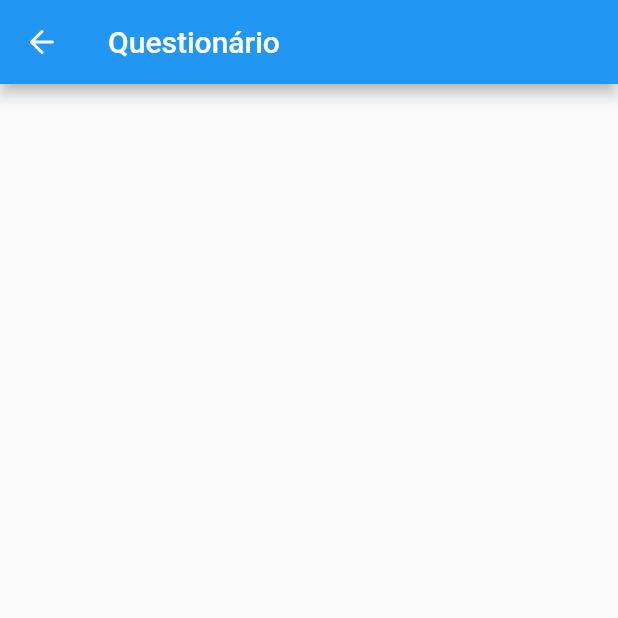
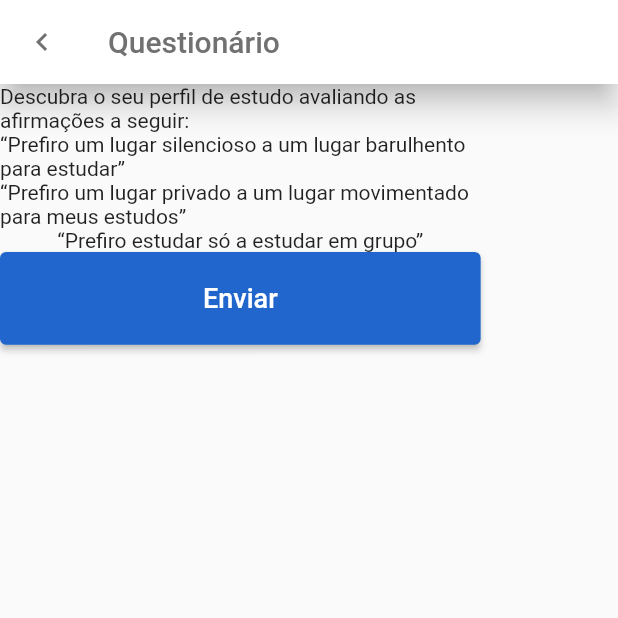
Before and after one commit to josepmg/estuduff, a Flutter app: the ProfileForm screen opened directly, on a phone screen of 412 x 824 dp, the top half of it. Run offline on Flutter 3.47's test engine with Material 2 defaults, Android fonts, the phone set to English and light mode, and no system bars; our stand-ins replace bloc, dartz, data_connection_checker, dio, equatable, feather_icons_flutter and 4 more; accounts and stored records are empty; statements that could not run were skipped.

Commit message:
starting to style ProfileForm page

```diff
--- a/lib/core/resource/colors_estuduff.dart
+++ b/lib/core/resource/colors_estuduff.dart
@@ -1,11 +1,11 @@
 import 'package:flutter/cupertino.dart';
 
 class ColorsEstudUff {
-  static const Color PrimaryBlue = Color(0xff2166CC);
-  static const Color PrimaryGreen = Color(0xffCDFF29);
-  static const Color PrimaryRed = Color(0xffFF2B0F);
-  static const Color Disabled = Color(0xff787777);
-  static const Color InputBorder = Color(0xffDBDBDB);
-  static const Color InputPlaceHolder = Color(0xff717171);
-  static const Color PageTitles = Color(0xff343333);
+  static const Color primaryBlue = Color(0xff2166CC);
+  static const Color primaryGreen = Color(0xffCDFF29);
+  static const Color primaryRed = Color(0xffFF2B0F);
+  static const Color disabled = Color(0xff787777);
+  static const Color inputBorder = Color(0xffDBDBDB);
+  static const Color inputPlaceHolder = Color(0xff717171);
+  static const Color pageTitles = Color(0xff343333);
 }
--- a/lib/core/resource/strings_estuduff.dart
+++ b/lib/core/resource/strings_estuduff.dart
@@ -32,9 +32,10 @@ class StringsEstudUff {
   static const profile_form_title = "Questionário";
   static const profile_form_instruction =
       "Descubra o seu perfil de estudo avaliando as afirmações a seguir:";
-  static const question_one =
+  static const profile_form_question_one =
       "“Prefiro um lugar silencioso a um lugar barulhento para estudar”";
-  static const question_two =
+  static const profile_form_question_two =
       "“Prefiro um lugar privado a um lugar movimentado para meus estudos”";
-  static const question_three = "“Prefiro estudar só a estudar em grupo”";
+  static const profile_form_question_three =
+      "“Prefiro estudar só a estudar em grupo”";
 }
--- a/lib/core/ui/button_estuduff.dart
+++ b/lib/core/ui/button_estuduff.dart
@@ -26,7 +26,7 @@ class _ButtonEstudUffState extends State<ButtonEstudUff> {
         shape: RoundedRectangleBorder(
           borderRadius: BorderRadius.circular(4.0),
         ),
-        color: ColorsEstudUff.PrimaryBlue,
+        color: ColorsEstudUff.primaryBlue,
         onPressed: widget.onPressed,
         child: Text(
           widget.text,
--- a/lib/core/ui/input_estuduff.dart
+++ b/lib/core/ui/input_estuduff.dart
@@ -56,11 +56,11 @@ class _InputEstudUffState extends State<InputEstudUff> {
         obscureText: (widget.isPassword != null) ? widget.isPassword : false,
         textAlign: TextAlign.start,
         style: TextStyle(
-          color: ColorsEstudUff.InputPlaceHolder,
+          color: ColorsEstudUff.inputPlaceHolder,
           fontFamily: FontsEstudUff.open_sans,
           fontSize: Dimensions.getTextSize(14, context),
         ),
-        cursorColor: ColorsEstudUff.PrimaryBlue,
+        cursorColor: ColorsEstudUff.primaryBlue,
         decoration: InputDecoration(
           hintText: widget.hintMessage,
           errorText: widget.errorMessage,
--- a/lib/features/auth/presentation/widgets/LoginForm.dart
+++ b/lib/features/auth/presentation/widgets/LoginForm.dart
@@ -24,7 +24,7 @@ class _LoginFormState extends State<LoginForm> {
               placeHolder: StringsEstudUff.insert_mail_placeholder,
               suffixIcon: Icon(
                 FeatherIcons.mail,
-                color: ColorsEstudUff.InputPlaceHolder,
+                color: ColorsEstudUff.inputPlaceHolder,
                 size: Dimensions.getTextSize(18, context),
                 semanticLabel: StringsEstudUff.mail_icon_semantic_label,
               ),
@@ -34,7 +34,7 @@ class _LoginFormState extends State<LoginForm> {
               isPassword: true,
               suffixIcon: Icon(
                 FeatherIcons.lock,
-                color: ColorsEstudUff.InputPlaceHolder,
+                color: ColorsEstudUff.inputPlaceHolder,
                 size: Dimensions.getTextSize(18, context),
                 semanticLabel: StringsEstudUff.lock_icon_semantic_label,
               ),
@@ -49,7 +49,7 @@ class _LoginFormState extends State<LoginForm> {
                 shape: RoundedRectangleBorder(
                   borderRadius: BorderRadius.circular(4.0),
                 ),
-                color: ColorsEstudUff.PrimaryBlue,
+                color: ColorsEstudUff.primaryBlue,
                 onPressed: () {
                   // TO-DO: implementar chamada de evento para logar o usuário
                 },
--- a/lib/features/auth/presentation/widgets/LoginTabBar.dart
+++ b/lib/features/auth/presentation/widgets/LoginTabBar.dart
@@ -30,10 +30,10 @@ class _LoginTabBarWidgetState extends State<LoginTabBarWidget> {
                 labelColor: Colors.black,
                 labelPadding: Dimensions.getEdgeInsetsAll(context, 0),
                 indicatorSize: TabBarIndicatorSize.label,
-                unselectedLabelColor: ColorsEstudUff.Disabled,
+                unselectedLabelColor: ColorsEstudUff.disabled,
                 indicator: MaterialIndicator(
                   height: 5,
-                  color: ColorsEstudUff.PrimaryBlue,
+                  color: ColorsEstudUff.primaryBlue,
                   bottomLeftRadius: 0,
                   bottomRightRadius: 0,
                   topLeftRadius: 0,
--- a/lib/features/profile/presentation/pages/ProfileForm.dart
+++ b/lib/features/profile/presentation/pages/ProfileForm.dart
@@ -1,4 +1,7 @@
+import 'package:estuduff/core/resource/colors_estuduff.dart';
+import 'package:estuduff/core/resource/dimensions.dart';
 import 'package:estuduff/core/resource/strings_estuduff.dart';
+import 'package:estuduff/core/ui/button_estuduff.dart';
 import 'package:estuduff/core/ui/input_estuduff.dart';
 import 'package:feather_icons_flutter/feather_icons_flutter.dart';
 import 'package:flutter/cupertino.dart';
@@ -20,25 +23,36 @@ class _ProfileFormState extends State<ProfileForm> {
   Widget buildBody(BuildContext context) {
     return Scaffold(
       appBar: AppBar(
+        backgroundColor: Colors.white,
         actions: [
           // open drawer
         ],
-        title: Text(StringsEstudUff.profile_form_title),
-        leading: Icon(FeatherIcons.arrowLeft),
-        elevation: 4.0,
+        title: Text(
+          StringsEstudUff.profile_form_title,
+          style: TextStyle(color: ColorsEstudUff.inputPlaceHolder),
+        ),
+        leading:
+            Icon(Icons.chevron_left, color: ColorsEstudUff.inputPlaceHolder),
+        elevation: 8.0,
       ),
       body: Container(
-        color: Colors.white,
+        alignment: Alignment.center,
+        width: Dimensions.getConvertedWidthSize(280, context),
         child: Column(
           children: [
-            Text(''),
-            Text(''),
+            Text(StringsEstudUff.profile_form_instruction),
+            Text(StringsEstudUff.profile_form_question_one),
             // DropBox
-            Text(''),
+            Text(StringsEstudUff.profile_form_question_two),
             // DropBox
-            Text(''),
+            Text(StringsEstudUff.profile_form_question_three),
             // DropBox
-            //Button
+            ButtonEstudUff(
+              text: StringsEstudUff.send_button_title,
+              onPressed: () {
+                // TO-DO: Criar redirecionamento para perfil correto
+              },
+            ),
           ],
         ),
       ),
```
Also changed, not shown: lib/features/auth/presentation/widgets/RegisterForm.dart (+4 -4 lines), lib/main.dart (+2 -9 lines).
